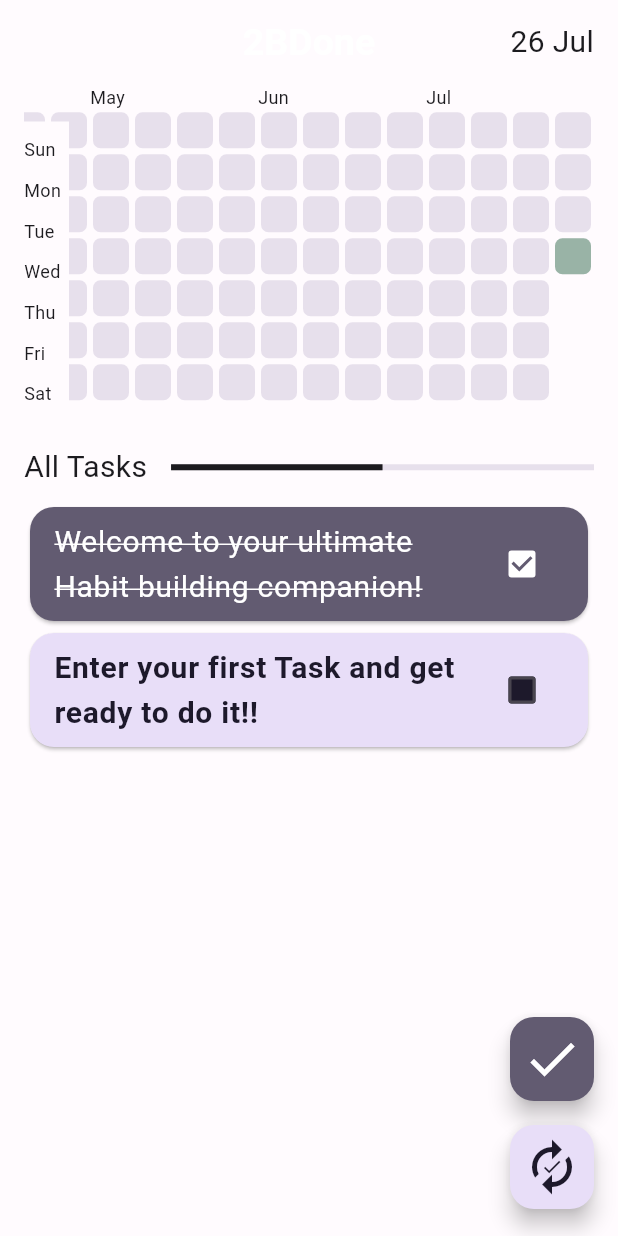
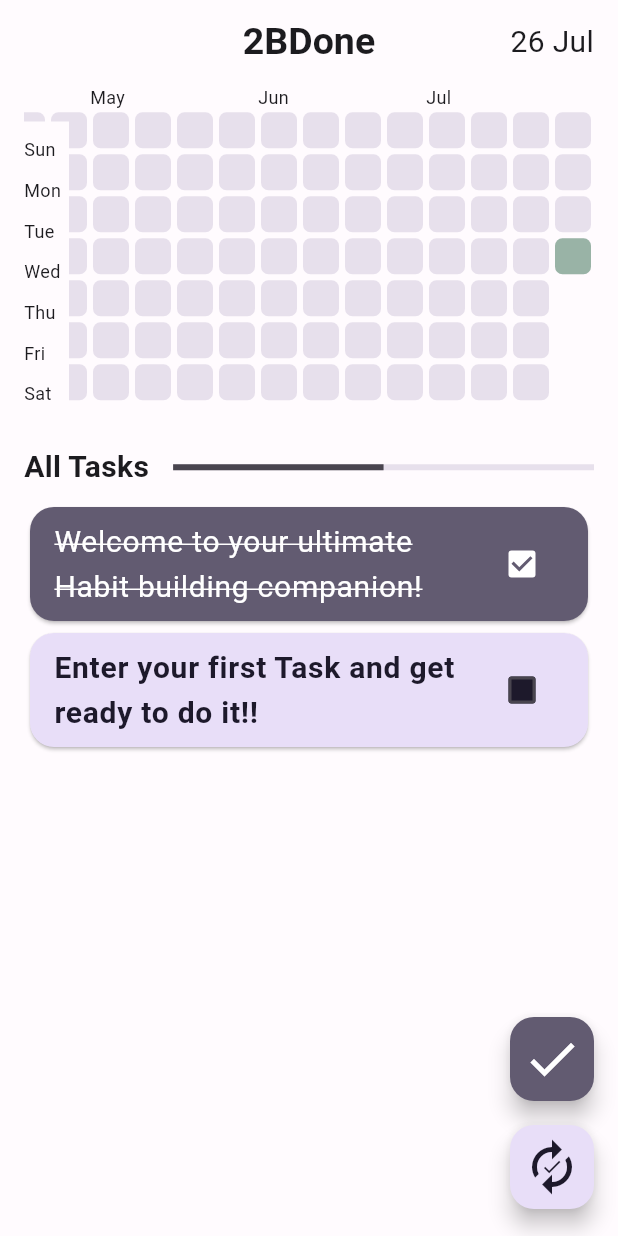
Before and after one commit to srksifat-dev/habitask, a Flutter app: the screen it shows after launch, on a phone screen of 412 x 824 dp. Run offline on Flutter 3.47's test engine with Material 2 defaults, Android fonts, the phone set to English and light mode, and no system bars; drawn by our look-alikes of flutter_heatmap_calendar, flutter_slidable; our stand-ins replace date_format, dynamic_color, get_storage, go_router, isar; accounts and stored records are empty; generated files the repository leaves out were written again.

Commit message:
appbar theme changed

```diff
--- a/lib/features/home/screens/home_screen.dart
+++ b/lib/features/home/screens/home_screen.dart
@@ -9,6 +9,8 @@ import 'package:to_be_done/features/home/components/add_habitual_task.dart';
 import 'package:to_be_done/features/home/components/edit_task.dart';
 import 'package:to_be_done/models/task_data.dart';
 import 'package:to_be_done/service/isar_service.dart';
+import 'package:to_be_done/theme/app_colors.dart';
+import 'package:to_be_done/theme/app_theme.dart';
 
 import '../../../models/task.dart';
 
@@ -44,7 +46,12 @@ class _HomeScreenState extends State<HomeScreen> {
     GetStorage().write("installed", 1);
     return Scaffold(
       appBar: AppBar(
-        title: const Text("2BDone"),
+        title: Text(
+          "2BDone",
+          style: TextStyle(
+              color: Theme.of(context).colorScheme.onBackground, fontSize: 25),
+        ),
+        foregroundColor: Theme.of(context).colorScheme.onBackground,
         centerTitle: true,
         actions: [
           Padding(
@@ -233,7 +240,10 @@ class _HomeScreenState extends State<HomeScreen> {
             ),
             Row(
               children: [
-                const Text("All Tasks"),
+                const Text(
+                  "All Tasks",
+                  style: TextStyle(fontWeight: FontWeight.bold),
+                ),
                 const SizedBox(
                   width: 16,
                 ),
@@ -264,8 +274,9 @@ class _HomeScreenState extends State<HomeScreen> {
                                 backgroundColor: Theme.of(context)
                                     .colorScheme
                                     .surfaceVariant,
-                                color:
-                                    Theme.of(context).colorScheme.onBackground,
+                                color: Theme.of(context)
+                                    .colorScheme
+                                    .onSurfaceVariant,
                                 value: percentForIndicator,
                               ),
                             )
--- a/lib/main.dart
+++ b/lib/main.dart
@@ -45,19 +45,16 @@ class _MyAppState extends State<MyApp> {
         colorScheme: lightColorScheme,
         useMaterial3: true,
         textTheme: textTheme,
-            appBarTheme: appBarTheme,
       ),
       darkTheme: ThemeData(
         colorScheme: darkColorScheme,
         useMaterial3: true,
         textTheme: textTheme,
-            appBarTheme: appBarTheme,
       ),
       themeMode: ThemeMode.system,
       routeInformationParser: AppRouter().goRouter.routeInformationParser,
       routeInformationProvider: AppRouter().goRouter.routeInformationProvider,
       routerDelegate: AppRouter().goRouter.routerDelegate,
     );
-
   }
 }
--- a/lib/theme/app_theme.dart
+++ b/lib/theme/app_theme.dart
@@ -1,20 +1,11 @@
 import 'package:flutter/material.dart';
+import 'package:to_be_done/theme/app_colors.dart';
 
 var textTheme = const TextTheme(
   bodyLarge: TextStyle(fontSize: 25),
   bodyMedium: TextStyle(fontSize: 20),
   bodySmall: TextStyle(fontSize: 16),
-  titleLarge:
-      TextStyle(fontSize: 40, fontWeight: FontWeight.bold),
-  titleMedium:
-      TextStyle(fontSize: 30, fontWeight: FontWeight.bold),
-  titleSmall:
-      TextStyle(fontSize: 25, fontWeight: FontWeight.bold),
+  titleLarge: TextStyle(fontSize: 40, fontWeight: FontWeight.bold),
+  titleMedium: TextStyle(fontSize: 30, fontWeight: FontWeight.bold),
+  titleSmall: TextStyle(fontSize: 25, fontWeight: FontWeight.bold),
 );
-
-var appBarTheme = const AppBarTheme(
-  titleTextStyle: TextStyle(
-    fontSize: 25,
-    fontWeight: FontWeight.bold,
-  ),
-);
```
Lines whose indentation alone changed are shown as unchanged.
